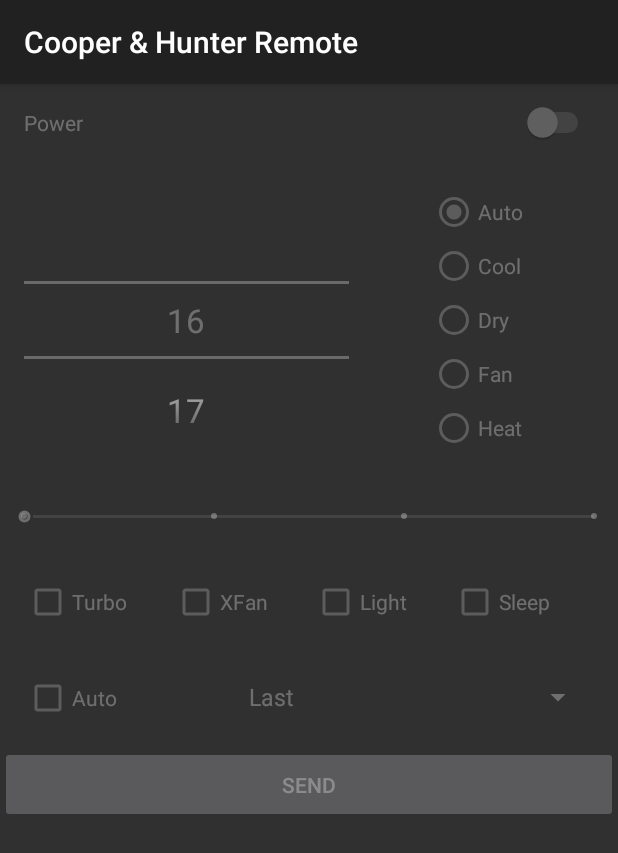
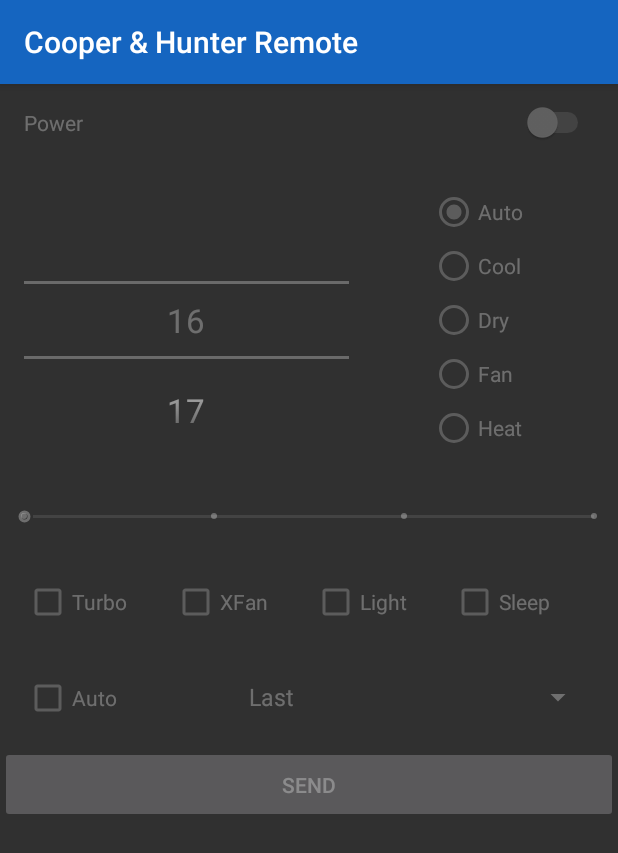
Before and after one commit to andrewshulgin/cooper-hunter-remote, an Android app: the screen it shows after launch (MainActivity), on a phone screen of 412 x 824 dp. Shown: the top 853 px of the screen. Run offline under Robolectric (Android 15) with nearby library versions, the phone set to English and light mode, and no system bars.

Commit message:
android app ui improvement: blue theme

```diff
--- a/cooper-hunter-remote-android/app/src/main/res/values/colors.xml
+++ b/cooper-hunter-remote-android/app/src/main/res/values/colors.xml
@@ -1,6 +1,6 @@
 <?xml version="1.0" encoding="utf-8"?>
 <resources>
-    <color name="colorPrimary">#008577</color>
-    <color name="colorPrimaryDark">#00574B</color>
-    <color name="colorAccent">#D81B60</color>
+    <color name="colorPrimary">#1565C0</color>
+    <color name="colorPrimaryDark">#0D47A1</color>
+    <color name="colorAccent">#03A9F4</color>
 </resources>
--- a/cooper-hunter-remote-android/app/src/main/res/values/styles.xml
+++ b/cooper-hunter-remote-android/app/src/main/res/values/styles.xml
@@ -2,10 +2,10 @@
 
     <!-- Base application theme. -->
     <style name="AppTheme" parent="Theme.AppCompat">
-        <!-- Customize your theme here. -->
-        <!--<item name="colorPrimary">@color/colorPrimary</item>-->
-        <!--<item name="colorPrimaryDark">@color/colorPrimaryDark</item>-->
-        <!--<item name="colorAccent">@color/colorAccent</item>-->
+         Customize your theme here.
+        <item name="colorPrimary">@color/colorPrimary</item>
+        <item name="colorPrimaryDark">@color/colorPrimaryDark</item>
+        <item name="colorAccent">@color/colorAccent</item>
     </style>
 
     <style name="NumberPicker">
```
